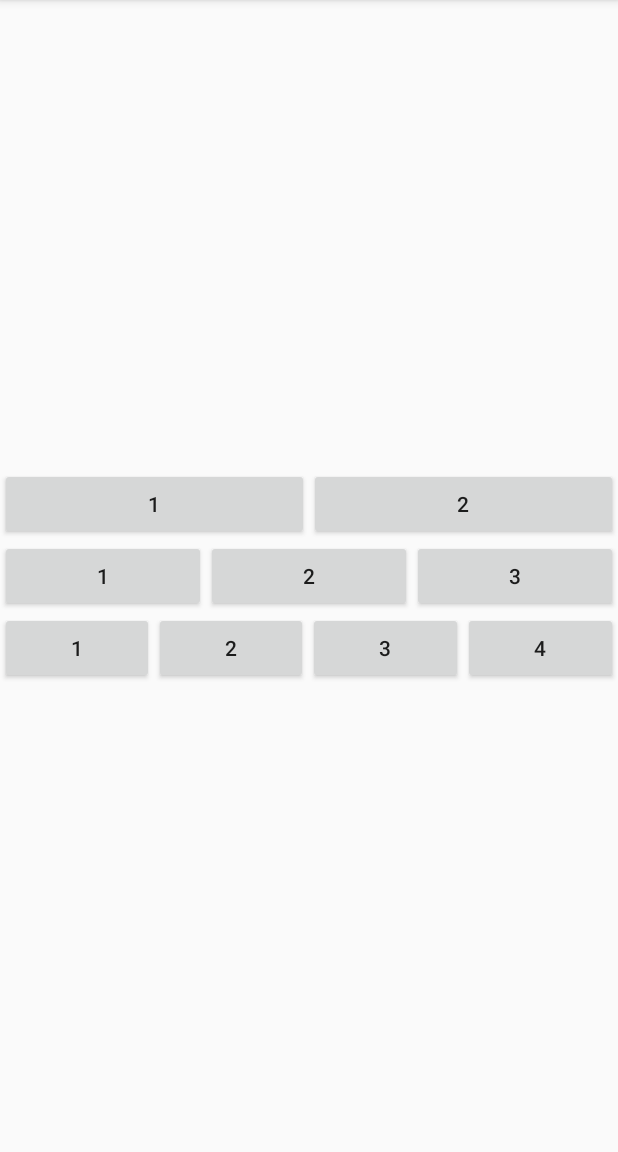
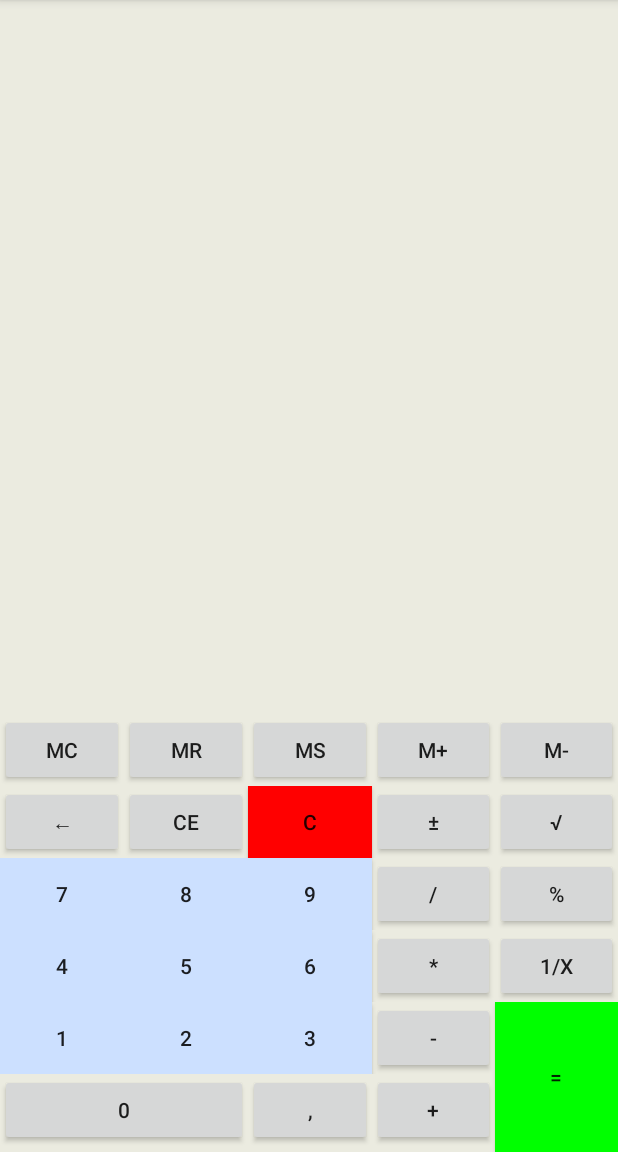
Before and after one commit to tkppro/AndroidApplication, an Android app: the screen it shows after launch (MainActivity), on a phone screen of 412 x 824 dp, the part 84-1236 px from its top. Run offline under Robolectric (Android 15) with nearby library versions, the phone set to English and light mode, and no system bars.

Commit message:
Calculator commited in LayoutExercises

```diff
--- a/LayoutExercises/app/src/main/java/sourcecode/thangdang/layoutexercises/MainActivity.java
+++ b/LayoutExercises/app/src/main/java/sourcecode/thangdang/layoutexercises/MainActivity.java
@@ -8,6 +8,6 @@ public class MainActivity extends AppCompatActivity {
     @Override
     protected void onCreate(Bundle savedInstanceState) {
         super.onCreate(savedInstanceState);
-        setContentView(R.layout.bai3_layout_2);
+        setContentView(R.layout.calculator);
     }
 }
--- /dev/null
+++ b/LayoutExercises/app/src/main/res/layout/calculator.xml
@@ -0,0 +1,307 @@
+<?xml version="1.0" encoding="utf-8"?>
+<LinearLayout xmlns:android="http://schemas.android.com/apk/res/android"
+    xmlns:app="http://schemas.android.com/apk/res-auto"
+    xmlns:tools="http://schemas.android.com/tools"
+    android:layout_width="match_parent"
+    android:layout_height="match_parent"
+    android:orientation="vertical"
+    android:gravity="bottom"
+    android:background="@color/backgroundColor"
+    tools:context="sourcecode.thangdang.layoutexercises.MainActivity">
+
+    <LinearLayout
+        android:layout_width="match_parent"
+        android:layout_height="wrap_content"
+        android:orientation="vertical">
+
+        <LinearLayout
+            android:id="@+id/linear_layout_first"
+            android:layout_width="match_parent"
+            android:layout_height="wrap_content"
+            android:orientation="horizontal"
+            >
+
+            <Button
+                android:id="@+id/btn_MC"
+                android:layout_width="wrap_content"
+                android:layout_height="wrap_content"
+                android:text="MC"
+                android:layout_weight="1"
+                />
+
+            <Button
+                android:id="@+id/btn_MR"
+                android:layout_width="wrap_content"
+                android:layout_height="wrap_content"
+                android:text="MR"
+                android:layout_weight="1"
+                />
+            <Button
+                android:id="@+id/btn_MS"
+                android:layout_width="wrap_content"
+                android:layout_height="wrap_content"
+                android:text="MS"
+                android:layout_weight="1"
+                />
+
+            <Button
+                android:id="@+id/btn_M_plus"
+                android:layout_width="wrap_content"
+                android:layout_height="wrap_content"
+                android:text="M+"
+                android:layout_weight="1"
+                />
+
+            <Button
+                android:id="@+id/btn_M_minus"
+                android:layout_width="wrap_content"
+                android:layout_height="wrap_content"
+                android:text="M-"
+                android:layout_weight="1"
+                />
+
+        </LinearLayout>
+
+        <LinearLayout
+            android:id="@+id/linear_layout_second"
+            android:layout_width="match_parent"
+            android:layout_height="wrap_content"
+            android:orientation="horizontal"
+            >
+
+            <Button
+                android:id="@+id/btn_back"
+                android:layout_width="wrap_content"
+                android:layout_height="wrap_content"
+                android:text="←"
+                android:layout_weight="1"
+                />
+
+            <Button
+                android:id="@+id/btn_CE"
+                android:layout_width="wrap_content"
+                android:layout_height="wrap_content"
+                android:text="CE"
+                android:layout_weight="1"
+                />
+
+            <Button
+                android:id="@+id/btn_C"
+                android:layout_width="wrap_content"
+                android:layout_height="wrap_content"
+                android:text="C"
+                android:layout_weight="1"
+                android:background="@color/colorC"
+                />
+
+            <Button
+                android:id="@+id/btn_plus_minus"
+                android:layout_width="wrap_content"
+                android:layout_height="wrap_content"
+                android:text="±"
+                android:layout_weight="1"
+                />
+            <Button
+                android:id="@+id/btn_sqrt"
+                android:layout_width="wrap_content"
+                android:layout_height="wrap_content"
+                android:text="√"
+                android:layout_weight="1"
+                />
+        </LinearLayout>
+
+        <LinearLayout
+            android:id="@+id/linear_layout_third"
+            android:layout_width="match_parent"
+            android:layout_height="wrap_content"
+
+            android:orientation="horizontal">
+
+            <Button
+                android:id="@+id/btn_7"
+                android:layout_width="wrap_content"
+                android:layout_height="wrap_content"
+                android:layout_weight="1"
+                android:text="7"
+                android:background="@color/NumberColor"/>
+
+            <Button
+                android:id="@+id/btn_8"
+                android:layout_width="wrap_content"
+                android:layout_height="wrap_content"
+                android:layout_weight="1"
+                android:background="@color/NumberColor"
+                android:text="8" />
+
+            <Button
+                android:id="@+id/btn_9"
+                android:layout_width="wrap_content"
+                android:layout_height="wrap_content"
+                android:layout_weight="1"
+                android:text="9"
+                android:background="@color/NumberColor"/>
+
+            <Button
+                android:id="@+id/btn_devide"
+                android:layout_width="wrap_content"
+                android:layout_height="wrap_content"
+                android:text="/"
+                android:layout_weight="1"
+                />
+
+            <Button
+                android:id="@+id/btn_percent"
+                android:layout_width="wrap_content"
+                android:layout_height="wrap_content"
+                android:text="%"
+                android:layout_weight="1"
+                />
+        </LinearLayout>
+
+        <LinearLayout
+            android:id="@+id/linear_layout_fourth"
+            android:layout_width="match_parent"
+            android:layout_height="wrap_content"
+            android:orientation="horizontal"
+            >
+
+            <Button
+                android:id="@+id/btn_4"
+                android:layout_width="wrap_content"
+                android:layout_height="wrap_content"
+                android:layout_weight="1"
+                android:text="4"
+                android:background="@color/NumberColor"/>
+
+            <Button
+                android:id="@+id/btn_5"
+                android:layout_width="wrap_content"
+                android:layout_height="wrap_content"
+                android:layout_weight="1"
+                android:text="5"
+                android:background="@color/NumberColor"/>
+
+            <Button
+                android:id="@+id/btn_6"
+                android:layout_width="wrap_content"
+                android:layout_height="wrap_content"
+                android:layout_weight="1"
+                android:text="6"
+                android:background="@color/NumberColor"/>
+
+            <Button
+                android:id="@+id/btn_multip"
+                android:layout_width="wrap_content"
+                android:layout_height="wrap_content"
+                android:text="*"
+                android:layout_weight="1"
+                />
+
+            <Button
+                android:id="@+id/btn_one_devide_x"
+                android:layout_width="wrap_content"
+                android:layout_height="wrap_content"
+                android:text="1/x"
+                android:layout_weight="1"
+                />
+        </LinearLayout>
+
+    </LinearLayout>
+
+    <LinearLayout
+        android:layout_width="match_parent"
+        android:layout_height="100dp"
+        android:orientation="horizontal"
+        android:weightSum="10"
+        >
+
+        <LinearLayout
+            android:layout_width="match_parent"
+            android:layout_height="100dp"
+            android:orientation="vertical"
+            android:layout_weight="2">
+
+            <LinearLayout
+                android:layout_width="match_parent"
+                android:layout_height="wrap_content"
+                android:orientation="horizontal"
+                android:weightSum="4">
+
+                <Button
+                    android:id="@+id/btn_1"
+                    android:layout_width="wrap_content"
+                    android:layout_height="wrap_content"
+                    android:layout_weight="1"
+                    android:text="1"
+                    android:background="@color/NumberColor"/>
+
+                <Button
+                    android:id="@+id/btn_2"
+                    android:layout_width="wrap_content"
+                    android:layout_height="wrap_content"
+                    android:layout_weight="1"
+                    android:text="2"
+                    android:background="@color/NumberColor"/>
+
+                <Button
+                    android:id="@+id/btn_3"
+                    android:layout_width="wrap_content"
+                    android:layout_height="wrap_content"
+                    android:layout_weight="1"
+                    android:text="3"
+                    android:background="@color/NumberColor"/>
+
+                <Button
+                    android:id="@+id/btn_minus"
+                    android:layout_width="wrap_content"
+                    android:layout_height="wrap_content"
+                    android:layout_weight="1"
+                    android:text="-" />
+            </LinearLayout>
+
+            <LinearLayout
+                android:layout_width="match_parent"
+                android:layout_height="wrap_content"
+                android:orientation="horizontal"
+                android:weightSum="2">
+
+                <Button
+                    android:id="@+id/btn_0"
+                    android:layout_width="match_parent"
+                    android:layout_height="wrap_content"
+                    android:layout_weight="1"
+                    android:text="0" />
+
+                <LinearLayout
+                    android:layout_width="match_parent"
+                    android:layout_height="wrap_content"
+                    android:layout_weight="1">
+
+                    <Button
+                        android:id="@+id/btn_phay"
+                        android:layout_width="wrap_content"
+                        android:layout_height="wrap_content"
+                        android:layout_weight="1"
+                        android:text="," />
+                    <Button
+                        android:id="@+id/btn_plus"
+                        android:layout_width="wrap_content"
+                        android:layout_height="wrap_content"
+                        android:layout_weight="1"
+                        android:text="+" />
+                </LinearLayout>
+            </LinearLayout>
+    </LinearLayout>
+
+    <Button
+        android:id="@+id/btn_equal"
+        android:layout_width="match_parent"
+        android:layout_height="100dp"
+        android:layout_weight="8"
+        android:text="="
+        android:background="@color/plusColor"
+        />
+
+    </LinearLayout>
+
+</LinearLayout>
--- a/LayoutExercises/app/src/main/res/values/colors.xml
+++ b/LayoutExercises/app/src/main/res/values/colors.xml
@@ -3,4 +3,8 @@
     <color name="colorPrimary">#3F51B5</color>
     <color name="colorPrimaryDark">#303F9F</color>
     <color name="colorAccent">#FF4081</color>
+    <color name="backgroundColor">#ebebe0</color>
+    <color name="plusColor">#00ff00</color>
+    <color name="colorC">#ff0000</color>
+    <color name="NumberColor">#cce0ff</color>
 </resources>
```
